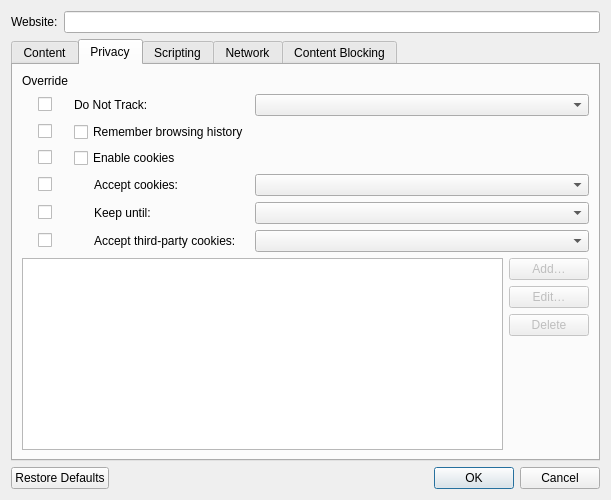
This is src/ui/WebsitePreferencesDialog.ui in OtterBrowser/otter-browser as Qt 5 draws it before an edit. The edited form follows.
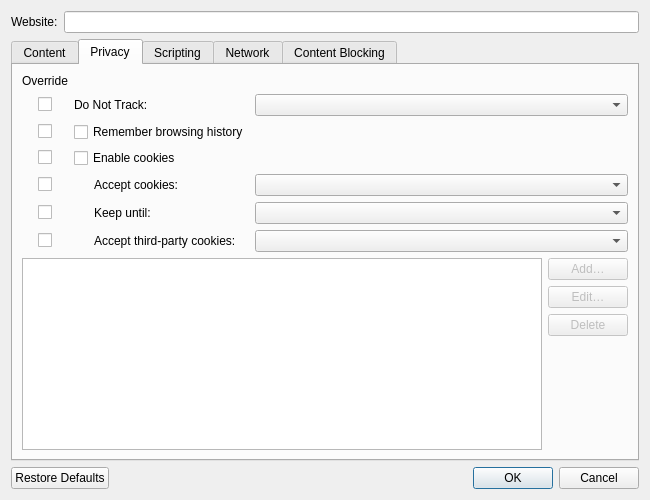
This is the edited form. The open tabs and pages were chosen to show the change. Custom widgets are drawn as their Qt base class.

Commit message: Allow to remove cookies in Website Preferences, references #1055

```diff
--- a/src/ui/WebsitePreferencesDialog.ui
+++ b/src/ui/WebsitePreferencesDialog.ui
@@ -6,7 +6,7 @@
    <rect>
     <x>0</x>
     <y>0</y>
-    <width>611</width>
+    <width>650</width>
     <height>500</height>
    </rect>
   </property>
@@ -331,7 +331,7 @@
        <item row="9" column="0" colspan="3">
         <layout class="QHBoxLayout" name="cookiesTableLayout">
          <item>
-          <widget class="Otter::ItemViewWidget" name="cookiesTableWidget">
+          <widget class="Otter::ItemViewWidget" name="cookiesViewWidget">
            <property name="editTriggers">
             <set>QAbstractItemView::NoEditTriggers</set>
            </property>
```
Left out of the diff: 16 changed lines with no effect on the pictures. The commit also changes 2 other files.
